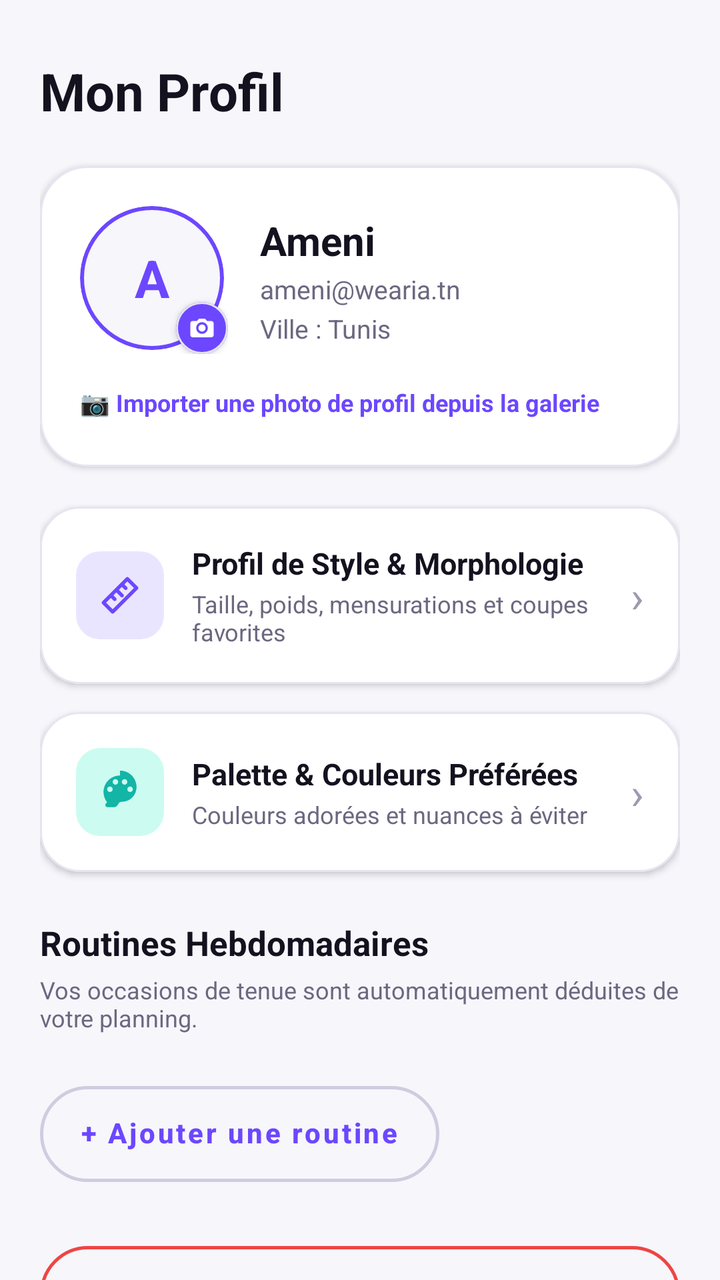
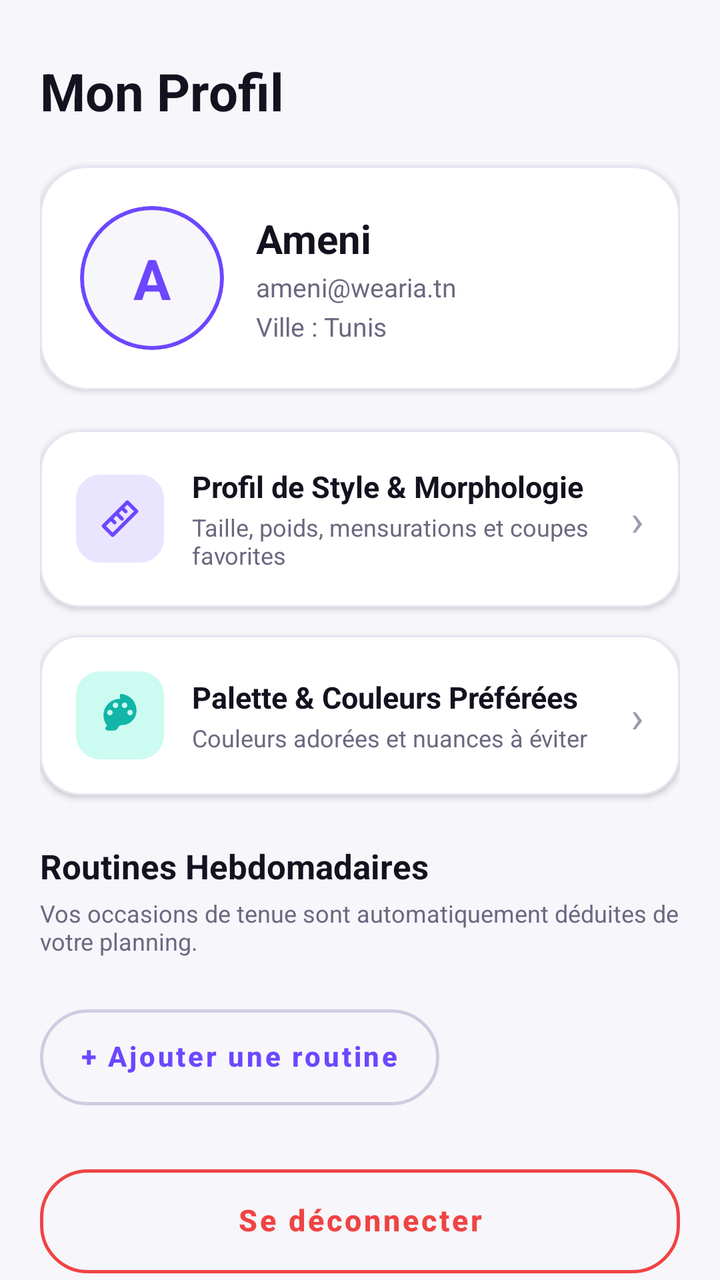

Screens rendered from an Android XML layout before and after an edit, with the pre-edit source and the edit as a unified diff.
<!-- AndroidManifest.xml: application theme Theme.Wearia -->
<!-- res/layout/fragment_profile.xml -->
<?xml version="1.0" encoding="utf-8"?>
<androidx.core.widget.NestedScrollView xmlns:android="http://schemas.android.com/apk/res/android"
    xmlns:app="http://schemas.android.com/apk/res-auto"
    xmlns:tools="http://schemas.android.com/tools"
    android:layout_width="match_parent"
    android:layout_height="match_parent"
    android:background="@color/colorBackground"
    android:fillViewport="true">

    <LinearLayout
        android:layout_width="match_parent"
        android:layout_height="wrap_content"
        android:orientation="vertical"
        android:paddingHorizontal="20dp"
        android:paddingTop="28dp"
        android:paddingBottom="44dp">

        
        <TextView
            android:layout_width="wrap_content"
            android:layout_height="wrap_content"
            android:text="Mon Profil"
            android:textSize="26sp"
            android:textStyle="bold"
            android:textColor="@color/colorTextPrimary"
            android:layout_marginBottom="20dp" />

        
        <com.google.android.material.card.MaterialCardView
            android:layout_width="match_parent"
            android:layout_height="wrap_content"
            app:cardCornerRadius="24dp"
            app:cardElevation="2dp"
            app:cardBackgroundColor="@color/colorSurfaceCard"
            app:strokeColor="@color/colorBorder"
            app:strokeWidth="1dp"
            android:layout_marginBottom="20dp">

            <LinearLayout
                android:layout_width="match_parent"
                android:layout_height="wrap_content"
                android:orientation="vertical"
                android:padding="20dp">

                <LinearLayout
                    android:layout_width="match_parent"
                    android:layout_height="wrap_content"
                    android:orientation="horizontal"
                    android:gravity="center_vertical">

                    
                    <FrameLayout
                        android:id="@+id/layout_avatar_container"
                        android:layout_width="74dp"
                        android:layout_height="74dp"
                        android:layout_marginEnd="16dp"
                        android:clickable="true"
                        android:focusable="true">

                        <com.google.android.material.card.MaterialCardView
                            android:layout_width="72dp"
                            android:layout_height="72dp"
                            app:cardCornerRadius="36dp"
                            app:cardElevation="0dp"
                            app:strokeColor="@color/colorPrimary"
                            app:strokeWidth="2dp"
                            app:cardBackgroundColor="@color/colorBackground">

                            <FrameLayout
                                android:layout_width="match_parent"
                                android:layout_height="match_parent">

                                <TextView
                                    android:id="@+id/tv_avatar_initial"
                                    android:layout_width="match_parent"
                                    android:layout_height="match_parent"
                                    android:gravity="center"
                                    android:text="A"
                                    android:textColor="@color/colorPrimary"
                                    android:textSize="26sp"
                                    android:textStyle="bold"
                                    android:background="@color/colorBackground" />

                                <ImageView
                                    android:id="@+id/iv_profile_avatar"
                                    android:layout_width="match_parent"
                                    android:layout_height="match_parent"
                                    android:scaleType="centerCrop"
                                    android:contentDescription="Photo de profil" />
                            </FrameLayout>
                        </com.google.android.material.card.MaterialCardView>

                        
                        <com.google.android.material.card.MaterialCardView
                            android:id="@+id/btn_change_avatar"
                            android:layout_width="26dp"
                            android:layout_height="26dp"
                            android:layout_gravity="bottom|end"
                            app:cardCornerRadius="13dp"
                            app:cardElevation="2dp"
                            app:cardBackgroundColor="@color/colorPrimary">

                            <ImageView
                                android:layout_width="14dp"
                                android:layout_height="14dp"
                                android:layout_gravity="center"
                                android:src="@drawable/ic_camera"
                                app:tint="@color/colorOnPrimary"
                                android:contentDescription="Changer photo" />
                        </com.google.android.material.card.MaterialCardView>
                    </FrameLayout>

                    
                    <LinearLayout
                        android:layout_width="0dp"
                        android:layout_height="wrap_content"
                        android:layout_weight="1"
                        android:orientation="vertical">

                        <TextView
                            android:id="@+id/tv_profile_name"
                            android:layout_width="wrap_content"
                            android:layout_height="wrap_content"
                            android:text="Ameni"
                            android:textSize="20sp"
                            android:textStyle="bold"
                            android:textColor="@color/colorTextPrimary" />

                        <TextView
                            android:id="@+id/tv_profile_email"
                            android:layout_width="wrap_content"
                            android:layout_height="wrap_content"
                            android:text="ameni@wearia.tn"
                            android:textColor="@color/colorTextSecondary"
                            android:textSize="13sp"
                            android:layout_marginTop="2dp" />

                        <TextView
                            android:id="@+id/tv_profile_ville"
                            android:layout_width="wrap_content"
                            android:layout_height="wrap_content"
                            android:text="Ville : Tunis"
                            android:textColor="@color/colorTextSecondary"
                            android:textSize="13sp"
                            android:layout_marginTop="2dp" />
                    </LinearLayout>
                </LinearLayout>

                <TextView
                    android:id="@+id/tv_change_avatar_prompt"
                    android:layout_width="wrap_content"
                    android:layout_height="wrap_content"
                    android:text="📷 Importer une photo de profil depuis la galerie"
                    android:textColor="@color/colorPrimary"
                    android:textSize="12sp"
                    android:textStyle="bold"
                    android:layout_marginTop="12dp"
                    android:paddingVertical="4dp"
                    android:clickable="true"
                    android:focusable="true" />
            </LinearLayout>
        </com.google.android.material.card.MaterialCardView>

        
        <com.google.android.material.card.MaterialCardView
            android:id="@+id/card_open_style_profile"
            android:layout_width="match_parent"
            android:layout_height="wrap_content"
            app:cardCornerRadius="20dp"
            app:cardElevation="2dp"
            app:cardBackgroundColor="@color/colorSurfaceCard"
            app:strokeColor="@color/colorBorder"
            app:strokeWidth="1dp"
            android:clickable="true"
            android:focusable="true"
            android:layout_marginBottom="14dp">

            <LinearLayout
                android:layout_width="match_parent"
                android:layout_height="wrap_content"
                android:orientation="horizontal"
                android:gravity="center_vertical"
                android:padding="18dp">

                <FrameLayout
                    android:layout_width="44dp"
                    android:layout_height="44dp"
                    android:background="@drawable/bg_badge_haut"
                    android:layout_marginEnd="14dp">

                    <ImageView
                        android:layout_width="22dp"
                        android:layout_height="22dp"
                        android:layout_gravity="center"
                        android:src="@drawable/ic_ruler"
                        app:tint="@color/colorPrimary" />
                </FrameLayout>

                <LinearLayout
                    android:layout_width="0dp"
                    android:layout_height="wrap_content"
                    android:layout_weight="1"
                    android:orientation="vertical">

                    <TextView
                        android:layout_width="wrap_content"
                        android:layout_height="wrap_content"
                        android:text="Profil de Style &amp; Morphologie"
                        android:textSize="15sp"
                        android:textStyle="bold"
                        android:textColor="@color/colorTextPrimary" />

                    <TextView
                        android:layout_width="wrap_content"
                        android:layout_height="wrap_content"
                        android:text="Taille, poids, mensurations et coupes favorites"
                        android:textSize="12sp"
                        android:textColor="@color/colorTextSecondary"
                        android:layout_marginTop="2dp" />
                </LinearLayout>

                <TextView
                    android:layout_width="wrap_content"
                    android:layout_height="wrap_content"
                    android:text="›"
                    android:textSize="22sp"
                    android:textColor="@color/colorTextMuted" />
            </LinearLayout>
        </com.google.android.material.card.MaterialCardView>

        
        <com.google.android.material.card.MaterialCardView
            android:id="@+id/card_open_color_preferences"
            android:layout_width="match_parent"
            android:layout_height="wrap_content"
            app:cardCornerRadius="20dp"
            app:cardElevation="2dp"
            app:cardBackgroundColor="@color/colorSurfaceCard"
            app:strokeColor="@color/colorBorder"
            app:strokeWidth="1dp"
            android:clickable="true"
            android:focusable="true"
            android:layout_marginBottom="24dp">

            <LinearLayout
                android:layout_width="match_parent"
                android:layout_height="wrap_content"
                android:orientation="horizontal"
                android:gravity="center_vertical"
                android:padding="18dp">

                <FrameLayout
                    android:layout_width="44dp"
                    android:layout_height="44dp"
                    android:background="@drawable/bg_badge_accessoire"
                    android:layout_marginEnd="14dp">

                    <ImageView
                        android:layout_width="22dp"
                        android:layout_height="22dp"
                        android:layout_gravity="center"
                        android:src="@drawable/ic_palette"
                        app:tint="@color/colorSecondary" />
                </FrameLayout>

                <LinearLayout
                    android:layout_width="0dp"
                    android:layout_height="wrap_content"
                    android:layout_weight="1"
                    android:orientation="vertical">

                    <TextView
                        android:layout_width="wrap_content"
                        android:layout_height="wrap_content"
                        android:text="Palette &amp; Couleurs Préférées"
                        android:textSize="15sp"
                        android:textStyle="bold"
                        android:textColor="@color/colorTextPrimary" />

                    <TextView
                        android:layout_width="wrap_content"
                        android:layout_height="wrap_content"
                        android:text="Couleurs adorées et nuances à éviter"
                        android:textSize="12sp"
                        android:textColor="@color/colorTextSecondary"
                        android:layout_marginTop="2dp" />
                </LinearLayout>

                <TextView
                    android:layout_width="wrap_content"
                    android:layout_height="wrap_content"
                    android:text="›"
                    android:textSize="22sp"
                    android:textColor="@color/colorTextMuted" />
            </LinearLayout>
        </com.google.android.material.card.MaterialCardView>

        
        <TextView
            android:layout_width="wrap_content"
            android:layout_height="wrap_content"
            android:text="Routines Hebdomadaires"
            android:textSize="17sp"
            android:textStyle="bold"
            android:textColor="@color/colorTextPrimary"
            android:layout_marginBottom="4dp" />

        <TextView
            android:layout_width="wrap_content"
            android:layout_height="wrap_content"
            android:text="Vos occasions de tenue sont automatiquement déduites de votre planning."
            android:textSize="12sp"
            android:textColor="@color/colorTextSecondary"
            android:layout_marginBottom="14dp" />

        <LinearLayout
            android:id="@+id/layout_routines_list"
            android:layout_width="match_parent"
            android:layout_height="wrap_content"
            android:orientation="vertical"
            android:layout_marginBottom="12dp" />

        
        <com.google.android.material.button.MaterialButton
            android:id="@+id/btn_add_routine"
            android:layout_width="wrap_content"
            android:layout_height="48dp"
            android:text="+ Ajouter une routine"
            style="@style/Widget.Wearia.Button.Pill.Outline"
            android:layout_marginBottom="32dp" />

        
        <com.google.android.material.button.MaterialButton
            android:id="@+id/btn_logout"
            android:layout_width="match_parent"
            android:layout_height="52dp"
            android:text="Se déconnecter"
            android:textSize="15sp"
            android:textStyle="bold"
            app:cornerRadius="24dp"
            app:backgroundTint="@android:color/transparent"
            android:textColor="@color/colorError"
            app:strokeColor="@color/colorError"
            app:strokeWidth="1.5dp" />

    </LinearLayout>
</androidx.core.widget.NestedScrollView>
<!-- resources referenced by this layout -->
<resources>
  <color name="colorBackground">#F7F6FB</color>
  <color name="colorBorder">#E7E4F2</color>
  <color name="colorError">#EF4444</color>
  <color name="colorOnPrimary">#FFFFFF</color>
  <color name="colorPrimary">#6C47FF</color>
  <color name="colorSecondary">#12B5A6</color>
  <color name="colorSurfaceCard">#FFFFFF</color>
  <color name="colorTextMuted">#9E9AB0</color>
  <color name="colorTextPrimary">#14121F</color>
  <color name="colorTextSecondary">#6B6880</color>
  <!-- drawable bg_badge_accessoire (drawable) -->
  <?xml version="1.0" encoding="utf-8"?>
  <shape xmlns:android="http://schemas.android.com/apk/res/android"
      android:shape="rectangle">
      <solid android:color="@color/badge_accessoire_bg" />
      <corners android:radius="12dp" />
  </shape>
  <!-- drawable bg_badge_haut (drawable) -->
  <?xml version="1.0" encoding="utf-8"?>
  <shape xmlns:android="http://schemas.android.com/apk/res/android"
      android:shape="rectangle">
      <solid android:color="@color/badge_haut_bg" />
      <corners android:radius="12dp" />
  </shape>
  <!-- drawable ic_camera (drawable) -->
  <vector xmlns:android="http://schemas.android.com/apk/res/android"
      android:width="24dp"
      android:height="24dp"
      android:viewportWidth="24"
      android:viewportHeight="24">
      <path
          android:fillColor="#FFFFFFFF"
          android:pathData="M9.4,4h5.2l1.8,2H20c1.1,0 2,0.9 2,2v10c0,1.1 -0.9,2 -2,2H4c-1.1,0 -2,-0.9 -2,-2V8c0,-1.1 0.9,-2 2,-2h3.6L9.4,4zM12,17c2.8,0 5,-2.2 5,-5s-2.2,-5 -5,-5 -5,2.2 -5,5 2.2,5 5,5zM12,9c1.7,0 3,1.3 3,3s-1.3,3 -3,3 -3,-1.3 -3,-3 1.3,-3 3,-3z" />
  </vector>
  <color name="badge_accessoire_bg">#CCFBF1</color>
  <color name="badge_haut_bg">#EAE5FF</color>
  <color name="colorBorderStrong">#D0CCE0</color>
  <dimen name="pill_corner_radius">24dp</dimen>
  <color name="colorPrimaryVariant">#5338D5</color>
  <color name="colorSecondaryVariant">#0E9487</color>
  <color name="colorOnSecondary">#FFFFFF</color>
  <style name="Widget.Wearia.Card" parent="Widget.MaterialComponents.CardView">
          <item name="cardBackgroundColor">@color/colorSurfaceCard</item>
          <item name="cardCornerRadius">@dimen/card_corner_radius</item>
          <item name="cardElevation">2dp</item>
          <item name="strokeColor">@color/colorBorder</item>
          <item name="strokeWidth">1dp</item>
      </style>
  <style name="Widget.Wearia.Chip" parent="Widget.MaterialComponents.Chip.Choice">
          <item name="chipCornerRadius">@dimen/chip_corner_radius</item>
          <item name="chipBackgroundColor">@color/colorSurface</item>
          <item name="chipStrokeColor">@color/colorBorder</item>
          <item name="chipStrokeWidth">1dp</item>
          <item name="android:textColor">@color/colorTextPrimary</item>
          <item name="android:textSize">13sp</item>
          <item name="android:textAlignment">center</item>
          <item name="android:gravity">center</item>
          <item name="android:paddingStart">14dp</item>
          <item name="android:paddingEnd">14dp</item>
          <item name="android:minHeight">40dp</item>
      </style>
  <style name="Widget.Wearia.BottomNav" parent="Widget.MaterialComponents.BottomNavigationView">
          <item name="backgroundTint">@color/colorSurface</item>
          <item name="itemIconTint">@color/bottom_nav_color_selector</item>
          <item name="itemTextColor">@color/bottom_nav_color_selector</item>
          <item name="elevation">12dp</item>
          <item name="itemRippleColor">#1A6C47FF</item>
      </style>
  <dimen name="button_height">52dp</dimen>
  <dimen name="card_corner_radius">20dp</dimen>
  <dimen name="chip_corner_radius">20dp</dimen>
  <color name="colorSurface">#FFFFFF</color>
  <!-- unchanged entries left out for length: 5 -->
</resources>

<!-- the commit's change to res/layout/fragment_profile.xml (unified diff, before → after) -->
@@ -49,66 +49,27 @@
                     android:gravity="center_vertical">
 
                     
-                    <FrameLayout
-                        android:id="@+id/layout_avatar_container"
-                        android:layout_width="74dp"
-                        android:layout_height="74dp"
+                    <com.google.android.material.card.MaterialCardView
+                        android:layout_width="72dp"
+                        android:layout_height="72dp"
                         android:layout_marginEnd="16dp"
-                        android:clickable="true"
-                        android:focusable="true">
-
-                        <com.google.android.material.card.MaterialCardView
-                            android:layout_width="72dp"
-                            android:layout_height="72dp"
-                            app:cardCornerRadius="36dp"
-                            app:cardElevation="0dp"
-                            app:strokeColor="@color/colorPrimary"
-                            app:strokeWidth="2dp"
-                            app:cardBackgroundColor="@color/colorBackground">
-
-                            <FrameLayout
-                                android:layout_width="match_parent"
-                                android:layout_height="match_parent">
-
-                                <TextView
-                                    android:id="@+id/tv_avatar_initial"
-                                    android:layout_width="match_parent"
-                                    android:layout_height="match_parent"
-                                    android:gravity="center"
-                                    android:text="A"
-                                    android:textColor="@color/colorPrimary"
-                                    android:textSize="26sp"
-                                    android:textStyle="bold"
-                                    android:background="@color/colorBackground" />
-
-                                <ImageView
-                                    android:id="@+id/iv_profile_avatar"
-                                    android:layout_width="match_parent"
-                                    android:layout_height="match_parent"
-                                    android:scaleType="centerCrop"
-                                    android:contentDescription="Photo de profil" />
-                            </FrameLayout>
-                        </com.google.android.material.card.MaterialCardView>
-
-                        
-                        <com.google.android.material.card.MaterialCardView
-                            android:id="@+id/btn_change_avatar"
-                            android:layout_width="26dp"
-                            android:layout_height="26dp"
-                            android:layout_gravity="bottom|end"
-                            app:cardCornerRadius="13dp"
-                            app:cardElevation="2dp"
-                            app:cardBackgroundColor="@color/colorPrimary">
-
-                            <ImageView
-                                android:layout_width="14dp"
-                                android:layout_height="14dp"
-                                android:layout_gravity="center"
-                                android:src="@drawable/ic_camera"
-                                app:tint="@color/colorOnPrimary"
-                                android:contentDescription="Changer photo" />
-                        </com.google.android.material.card.MaterialCardView>
-                    </FrameLayout>
+                        app:cardCornerRadius="36dp"
+                        app:cardElevation="0dp"
+                        app:strokeColor="@color/colorPrimary"
+                        app:strokeWidth="2dp"
+                        app:cardBackgroundColor="@color/colorBackground">
+
+                        <TextView
+                            android:id="@+id/tv_avatar_initial"
+                            android:layout_width="match_parent"
+                            android:layout_height="match_parent"
+                            android:gravity="center"
+                            android:text="A"
+                            android:textColor="@color/colorPrimary"
+                            android:textSize="28sp"
+                            android:textStyle="bold"
+                            android:background="@color/colorBackground" />
+                    </com.google.android.material.card.MaterialCardView>
 
                     
                     <LinearLayout
@@ -146,18 +107,7 @@
                     </LinearLayout>
                 </LinearLayout>
 
-                <TextView
-                    android:id="@+id/tv_change_avatar_prompt"
-                    android:layout_width="wrap_content"
-                    android:layout_height="wrap_content"
-                    android:text="📷 Importer une photo de profil depuis la galerie"
-                    android:textColor="@color/colorPrimary"
-                    android:textSize="12sp"
-                    android:textStyle="bold"
-                    android:layout_marginTop="12dp"
-                    android:paddingVertical="4dp"
-                    android:clickable="true"
-                    android:focusable="true" />
+
             </LinearLayout>
         </com.google.android.material.card.MaterialCardView>
 
<!-- resource entries referenced after the edit -->
@@ -24,16 +24,6 @@
       <solid android:color="@color/badge_haut_bg" />
       <corners android:radius="12dp" />
   </shape>
-  <!-- drawable ic_camera (drawable) -->
-  <vector xmlns:android="http://schemas.android.com/apk/res/android"
-      android:width="24dp"
-      android:height="24dp"
-      android:viewportWidth="24"
-      android:viewportHeight="24">
-      <path
-          android:fillColor="#FFFFFFFF"
-          android:pathData="M9.4,4h5.2l1.8,2H20c1.1,0 2,0.9 2,2v10c0,1.1 -0.9,2 -2,2H4c-1.1,0 -2,-0.9 -2,-2V8c0,-1.1 0.9,-2 2,-2h3.6L9.4,4zM12,17c2.8,0 5,-2.2 5,-5s-2.2,-5 -5,-5 -5,2.2 -5,5 2.2,5 5,5zM12,9c1.7,0 3,1.3 3,3s-1.3,3 -3,3 -3,-1.3 -3,-3 1.3,-3 3,-3z" />
-  </vector>
   <color name="badge_accessoire_bg">#CCFBF1</color>
   <color name="badge_haut_bg">#EAE5FF</color>
   <color name="colorBorderStrong">#D0CCE0</color>
